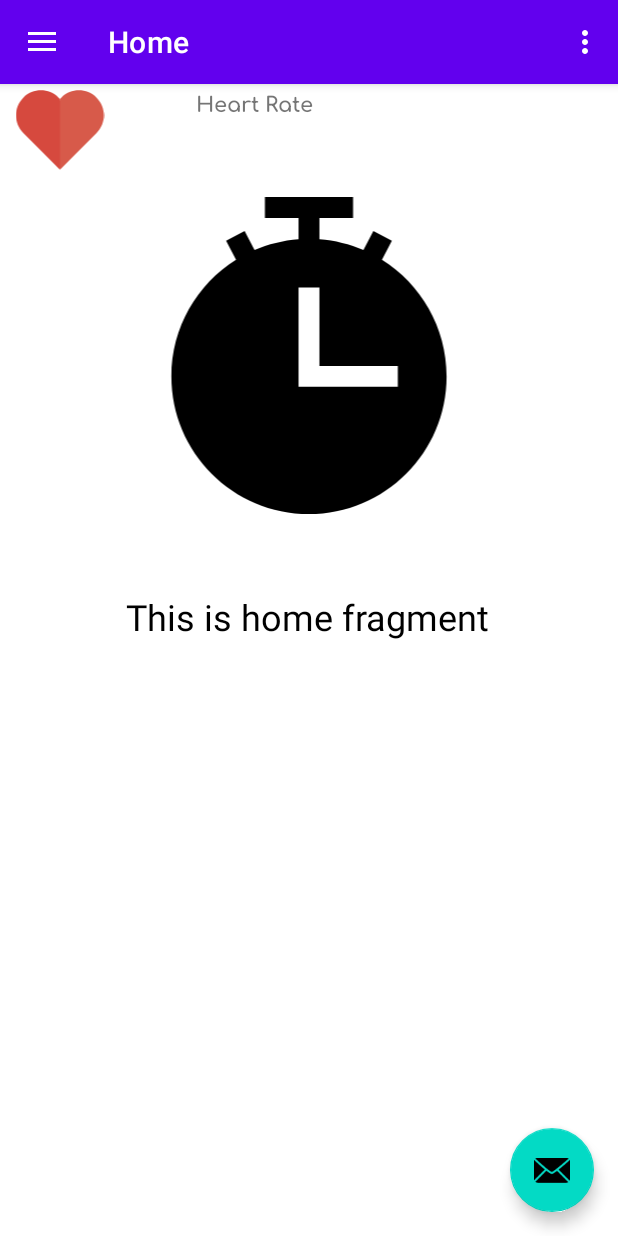
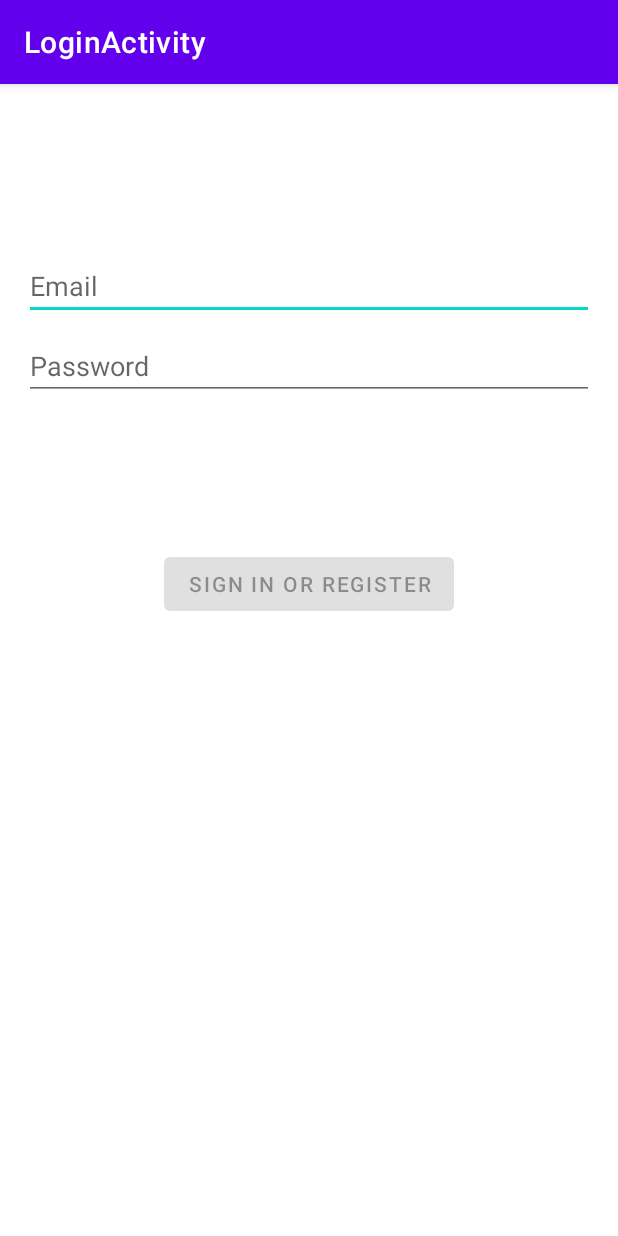
Before and after one commit to erifejams/Study, an Android app: the screen it shows after launch (MainActivity before the commit, LoginActivity after it), on a phone screen of 412 x 824 dp. Run offline under Robolectric (Android 15) with nearby library versions, the phone set to English and light mode, and no system bars; Roboto replaces fonts that are not available here.

Commit message:
Worked on login screen
- edited the code, so it would go to the login screen when its run
- connected the login screen to the homepage

```diff
--- a/app/build.gradle
+++ b/app/build.gradle
@@ -40,6 +40,7 @@
     implementation 'androidx.lifecycle:lifecycle-viewmodel-ktx:2.5.1'
     implementation 'androidx.navigation:navigation-fragment:2.5.2'
     implementation 'androidx.navigation:navigation-ui:2.5.2'
+    implementation 'androidx.annotation:annotation:1.5.0'
     testImplementation 'junit:junit:4.13.2'
     androidTestImplementation 'androidx.test.ext:junit:1.1.4'
     androidTestImplementation 'androidx.test.espresso:espresso-core:3.5.0'
--- /dev/null
+++ b/app/src/main/java/com/example/study/data/LoginRepository.java
@@ -0,0 +1,54 @@
+package com.example.study.data;
+
+import com.example.study.data.model.LoggedInUser;
+
+/**
+ * Class that requests authentication and user information from the remote data source and
+ * maintains an in-memory cache of login status and user credentials information.
+ */
+public class LoginRepository {
+
+    private static volatile LoginRepository instance;
+
+    private LoginDataSource dataSource;
+
+    // If user credentials will be cached in local storage, it is recommended it be encrypted
+    // @see https://developer.android.com/training/articles/keystore
+    private LoggedInUser user = null;
+
+    // private constructor : singleton access
+    private LoginRepository(LoginDataSource dataSource) {
+        this.dataSource = dataSource;
+    }
+
+    public static LoginRepository getInstance(LoginDataSource dataSource) {
+        if (instance == null) {
+            instance = new LoginRepository(dataSource);
+        }
+        return instance;
+    }
+
+    public boolean isLoggedIn() {
+        return user != null;
+    }
+
+    public void logout() {
+        user = null;
+        dataSource.logout();
+    }
+
+    private void setLoggedInUser(LoggedInUser user) {
+        this.user = user;
+        // If user credentials will be cached in local storage, it is recommended it be encrypted
+        // @see https://developer.android.com/training/articles/keystore
+    }
+
+    public Result<LoggedInUser> login(String username, String password) {
+        // handle login
+        Result<LoggedInUser> result = dataSource.login(username, password);
+        if (result instanceof Result.Success) {
+            setLoggedInUser(((Result.Success<LoggedInUser>) result).getData());
+        }
+        return result;
+    }
+}
--- a/app/src/main/java/com/example/study/ui/home/HomeFragment.java
+++ b/app/src/main/java/com/example/study/ui/home/HomeFragment.java
@@ -29,9 +29,10 @@
         return root;
     }
 
+    /*
     @Override
     public void onDestroyView() {
         super.onDestroyView();
         binding = null;
-    }
+    }*/
 }
--- /dev/null
+++ b/app/src/main/java/com/example/study/ui/login/LoginActivity.java
@@ -0,0 +1,141 @@
+package com.example.study.ui.login;
+
+import android.app.Activity;
+
+import androidx.lifecycle.Observer;
+import androidx.lifecycle.ViewModelProvider;
+
+import android.content.Intent;
+import android.os.Bundle;
+
+import androidx.annotation.Nullable;
+import androidx.annotation.StringRes;
+import androidx.appcompat.app.AppCompatActivity;
+
+import android.text.Editable;
+import android.text.TextWatcher;
+import android.view.KeyEvent;
+import android.view.View;
+import android.view.inputmethod.EditorInfo;
+import android.widget.Button;
+import android.widget.EditText;
+import android.widget.ProgressBar;
+import android.widget.TextView;
+import android.widget.Toast;
+
+import com.example.study.R;
+import com.example.study.ui.login.LoginViewModel;
+import com.example.study.ui.login.LoginViewModelFactory;
+import com.example.study.databinding.ActivityLoginBinding;
+
+public class LoginActivity extends AppCompatActivity {
+
+    private LoginViewModel loginViewModel;
+    private ActivityLoginBinding binding;
+
+    @Override
+    public void onCreate(Bundle savedInstanceState) {
+        super.onCreate(savedInstanceState);
+
+        binding = ActivityLoginBinding.inflate(getLayoutInflater());
+        setContentView(binding.getRoot());
+
+        loginViewModel = new ViewModelProvider(this, new LoginViewModelFactory())
+                .get(LoginViewModel.class);
+
+        final EditText usernameEditText = binding.username;
+        final EditText passwordEditText = binding.password;
+        final Button loginButton = binding.login;
+        final ProgressBar loadingProgressBar = binding.loading;
+
+        loginViewModel.getLoginFormState().observe(this, new Observer<LoginFormState>() {
+            @Override
+            public void onChanged(@Nullable LoginFormState loginFormState) {
+                if (loginFormState == null) {
+                    return;
+                }
+                loginButton.setEnabled(loginFormState.isDataValid());
+                if (loginFormState.getUsernameError() != null) {
+                    usernameEditText.setError(getString(loginFormState.getUsernameError()));
+                }
+                if (loginFormState.getPasswordError() != null) {
+                    passwordEditText.setError(getString(loginFormState.getPasswordError()));
+                }
+            }
+        });
+
+        loginViewModel.getLoginResult().observe(this, new Observer<LoginResult>() {
+            @Override
+            public void onChanged(@Nullable LoginResult loginResult) {
+                if (loginResult == null) {
+                    return;
+                }
+                loadingProgressBar.setVisibility(View.GONE);
+                if (loginResult.getError() != null) {
+                    showLoginFailed(loginResult.getError());
+                }
+                if (loginResult.getSuccess() != null) {
+                    updateUiWithUser(loginResult.getSuccess());
+                }
+                setResult(Activity.RESULT_OK);
+
+                //Complete and destroy login activity once successful
+                finish();
+            }
+        });
+
+        TextWatcher afterTextChangedListener = new TextWatcher() {
+            @Override
+            public void beforeTextChanged(CharSequence s, int start, int count, int after) {
+                // ignore
+            }
+
+            @Override
+            public void onTextChanged(CharSequence s, int start, int before, int count) {
+                // ignore
+            }
+
+            @Override
+            public void afterTextChanged(Editable s) {
+                loginViewModel.loginDataChanged(usernameEditText.getText().toString(),
+                        passwordEditText.getText().toString());
+            }
+        };
+        usernameEditText.addTextChangedListener(afterTextChangedListener);
+        passwordEditText.addTextChangedListener(afterTextChangedListener);
+        passwordEditText.setOnEditorActionListener(new TextView.OnEditorActionListener() {
+
+            @Override
+            public boolean onEditorAction(TextView v, int actionId, KeyEvent event) {
+                if (actionId == EditorInfo.IME_ACTION_DONE) {
+                    loginViewModel.login(usernameEditText.getText().toString(),
+                            passwordEditText.getText().toString());
+                }
+                return false;
+            }
+        });
+
+        loginButton.setOnClickListener(new View.OnClickListener() {
+            @Override
+            public void onClick(View v) {
+                loadingProgressBar.setVisibility(View.VISIBLE);
+                loginViewModel.login(usernameEditText.getText().toString(),
+                        passwordEditText.getText().toString());
+            }
+        });
+    }
+
+    private void updateUiWithUser(LoggedInUserView model) {
+        //String welcome = getString(R.string.welcome) + model.getDisplayName();
+        // TODO : initiate successful logged in experience
+        //Toast.makeText(getApplicationContext(), welcome, Toast.LENGTH_LONG).show();
+
+        //added to link to another page after login screen is done
+        Intent intent = new Intent("com.example.study.MainActivity");
+        startActivity(intent);
+    }
+
+    private void showLoginFailed(@StringRes Integer errorString) {
+        Toast.makeText(getApplicationContext(), errorString, Toast.LENGTH_SHORT).show();
+    }
+}
--- /dev/null
+++ b/app/src/main/java/com/example/study/ui/login/LoginViewModel.java
@@ -0,0 +1,70 @@
+package com.example.study.ui.login;
+
+import androidx.lifecycle.LiveData;
+import androidx.lifecycle.MutableLiveData;
+import androidx.lifecycle.ViewModel;
+
+import android.util.Patterns;
+
+import com.example.study.data.LoginRepository;
+import com.example.study.data.Result;
+import com.example.study.data.model.LoggedInUser;
+import com.example.study.R;
+
+public class LoginViewModel extends ViewModel {
+
+    private MutableLiveData<LoginFormState> loginFormState = new MutableLiveData<>();
+    private MutableLiveData<LoginResult> loginResult = new MutableLiveData<>();
+    private LoginRepository loginRepository;
+
+    LoginViewModel(LoginRepository loginRepository) {
+        this.loginRepository = loginRepository;
+    }
+
+    LiveData<LoginFormState> getLoginFormState() {
+        return loginFormState;
+    }
+
+    LiveData<LoginResult> getLoginResult() {
+        return loginResult;
+    }
+
+    public void login(String username, String password) {
+        // can be launched in a separate asynchronous job
+        Result<LoggedInUser> result = loginRepository.login(username, password);
+
+        if (result instanceof Result.Success) {
+            LoggedInUser data = ((Result.Success<LoggedInUser>) result).getData();
+            loginResult.setValue(new LoginResult(new LoggedInUserView(data.getDisplayName())));
+        } else {
+            loginResult.setValue(new LoginResult(R.string.login_failed));
+        }
+    }
+
+    public void loginDataChanged(String username, String password) {
+        if (!isUserNameValid(username)) {
+            loginFormState.setValue(new LoginFormState(R.string.invalid_username, null));
+        } else if (!isPasswordValid(password)) {
+            loginFormState.setValue(new LoginFormState(null, R.string.invalid_password));
+        } else {
+            loginFormState.setValue(new LoginFormState(true));
+        }
+    }
+
+    // A placeholder username validation check
+    private boolean isUserNameValid(String username) {
+        if (username == null) {
+            return false;
+        }
+        if (username.contains("@")) {
+            return Patterns.EMAIL_ADDRESS.matcher(username).matches();
+        } else {
+            return !username.trim().isEmpty();
+        }
+    }
+
+    // A placeholder password validation check
+    private boolean isPasswordValid(String password) {
+        return password != null && password.trim().length() > 5;
+    }
+}
--- /dev/null
+++ b/app/src/main/java/com/example/study/ui/login/LoginViewModelFactory.java
@@ -0,0 +1,26 @@
+package com.example.study.ui.login;
+
+import androidx.lifecycle.ViewModel;
+import androidx.lifecycle.ViewModelProvider;
+import androidx.annotation.NonNull;
+
+import com.example.study.data.LoginDataSource;
+import com.example.study.data.LoginRepository;
+
+/**
+ * ViewModel provider factory to instantiate LoginViewModel.
+ * Required given LoginViewModel has a non-empty constructor
+ */
+public class LoginViewModelFactory implements ViewModelProvider.Factory {
+
+    @NonNull
+    @Override
+    @SuppressWarnings("unchecked")
+    public <T extends ViewModel> T create(@NonNull Class<T> modelClass) {
+        if (modelClass.isAssignableFrom(LoginViewModel.class)) {
+            return (T) new LoginViewModel(LoginRepository.getInstance(new LoginDataSource()));
+        } else {
+            throw new IllegalArgumentException("Unknown ViewModel class");
+        }
+    }
+}
--- /dev/null
+++ b/app/src/main/res/layout-w1240dp/activity_login.xml
@@ -0,0 +1,71 @@
+<?xml version="1.0" encoding="utf-8"?>
+<androidx.constraintlayout.widget.ConstraintLayout xmlns:android="http://schemas.android.com/apk/res/android"
+    xmlns:app="http://schemas.android.com/apk/res-auto"
+    xmlns:tools="http://schemas.android.com/tools"
+    android:id="@+id/container"
+    android:layout_width="match_parent"
+    android:layout_height="match_parent"
+    android:paddingLeft="@dimen/activity_horizontal_margin"
+    android:paddingTop="@dimen/activity_vertical_margin"
+    android:paddingRight="@dimen/activity_horizontal_margin"
+    android:paddingBottom="@dimen/activity_vertical_margin"
+    tools:context=".ui.login.LoginActivity">
+
+    <EditText
+        android:id="@+id/username"
+        android:layout_width="0dp"
+        android:layout_height="wrap_content"
+        android:layout_marginTop="96dp"
+        android:autofillHints="@string/prompt_email"
+        android:hint="@string/prompt_email"
+        android:inputType="textEmailAddress"
+        android:selectAllOnFocus="true"
+        app:layout_constraintEnd_toEndOf="parent"
+        app:layout_constraintStart_toStartOf="parent"
+        app:layout_constraintTop_toTopOf="parent" />
+
+    <EditText
+        android:id="@+id/password"
+        android:layout_width="0dp"
+        android:layout_height="wrap_content"
+        android:layout_marginTop="8dp"
+        android:autofillHints="@string/prompt_password"
+        android:hint="@string/prompt_password"
+        android:imeActionLabel="@string/action_sign_in_short"
+        android:imeOptions="actionDone"
+        android:inputType="textPassword"
+        android:selectAllOnFocus="true"
+        app:layout_constraintEnd_toEndOf="parent"
+        app:layout_constraintStart_toStartOf="parent"
+        app:layout_constraintTop_toBottomOf="@+id/username" />
+
+    <Button
+        android:id="@+id/login"
+        android:layout_width="wrap_content"
+        android:layout_height="wrap_content"
+        android:layout_gravity="start"
+        android:layout_marginTop="16dp"
+        android:layout_marginBottom="64dp"
+        android:enabled="false"
+        android:text="@string/action_sign_in"
+        app:layout_constraintBottom_toBottomOf="parent"
+        app:layout_constraintEnd_toEndOf="parent"
+        app:layout_constraintStart_toStartOf="parent"
+        app:layout_constraintTop_toBottomOf="@+id/password"
+        app:layout_constraintVertical_bias="0.2" />
+
+    <ProgressBar
+        android:id="@+id/loading"
+        android:layout_width="wrap_content"
+        android:layout_height="wrap_content"
+        android:layout_gravity="center"
+        android:layout_marginTop="64dp"
+        android:layout_marginBottom="64dp"
+        android:visibility="gone"
+        app:layout_constraintBottom_toBottomOf="parent"
+        app:layout_constraintEnd_toEndOf="@+id/password"
+        app:layout_constraintStart_toStartOf="@+id/password"
+        app:layout_constraintTop_toTopOf="parent"
+        app:layout_constraintVertical_bias="0.3" />
+
+</androidx.constraintlayout.widget.ConstraintLayout>
--- /dev/null
+++ b/app/src/main/res/layout-w936dp/activity_login.xml
@@ -0,0 +1,78 @@
+<?xml version="1.0" encoding="utf-8"?>
+<androidx.constraintlayout.widget.ConstraintLayout xmlns:android="http://schemas.android.com/apk/res/android"
+    xmlns:app="http://schemas.android.com/apk/res-auto"
+    xmlns:tools="http://schemas.android.com/tools"
+    android:id="@+id/container"
+    android:layout_width="match_parent"
+    android:layout_height="match_parent"
+    android:paddingLeft="@dimen/activity_horizontal_margin"
+    android:paddingTop="@dimen/activity_vertical_margin"
+    android:paddingRight="@dimen/activity_horizontal_margin"
+    android:paddingBottom="@dimen/activity_vertical_margin"
+    tools:context=".ui.login.LoginActivity">
+
+    <androidx.constraintlayout.widget.ConstraintLayout
+        android:layout_width="840dp"
+        android:layout_height="match_parent"
+        app:layout_constraintEnd_toEndOf="parent"
+        app:layout_constraintStart_toStartOf="parent">
+
+        <EditText
+            android:id="@+id/username"
+            android:layout_width="0dp"
+            android:layout_height="wrap_content"
+            android:layout_marginTop="96dp"
+            android:autofillHints="@string/prompt_email"
+            android:hint="@string/prompt_email"
+            android:inputType="textEmailAddress"
+            android:selectAllOnFocus="true"
+            app:layout_constraintEnd_toEndOf="parent"
+            app:layout_constraintStart_toStartOf="parent"
+            app:layout_constraintTop_toTopOf="parent" />
+
+        <EditText
+            android:id="@+id/password"
+            android:layout_width="0dp"
+            android:layout_height="wrap_content"
+            android:layout_marginTop="8dp"
+            android:autofillHints="@string/prompt_password"
+            android:hint="@string/prompt_password"
+            android:imeActionLabel="@string/action_sign_in_short"
+            android:imeOptions="actionDone"
+            android:inputType="textPassword"
+            android:selectAllOnFocus="true"
+            app:layout_constraintEnd_toEndOf="parent"
+            app:layout_constraintStart_toStartOf="parent"
+            app:layout_constraintTop_toBottomOf="@+id/username" />
+
+        <Button
+            android:id="@+id/login"
+            android:layout_width="wrap_content"
+            android:layout_height="wrap_content"
+            android:layout_gravity="start"
+            android:layout_marginTop="16dp"
+            android:layout_marginBottom="64dp"
+            android:enabled="false"
+            android:text="@string/action_sign_in"
+            app:layout_constraintBottom_toBottomOf="parent"
+            app:layout_constraintEnd_toEndOf="parent"
+            app:layout_constraintStart_toStartOf="parent"
+            app:layout_constraintTop_toBottomOf="@+id/password"
+            app:layout_constraintVertical_bias="0.2" />
+
+        <ProgressBar
+            android:id="@+id/loading"
+            android:layout_width="wrap_content"
+            android:layout_height="wrap_content"
+            android:layout_gravity="center"
+            android:layout_marginTop="64dp"
+            android:layout_marginBottom="64dp"
+            android:visibility="gone"
+            app:layout_constraintBottom_toBottomOf="parent"
+            app:layout_constraintEnd_toEndOf="@+id/password"
+            app:layout_constraintStart_toStartOf="@+id/password"
+            app:layout_constraintTop_toTopOf="parent"
+            app:layout_constraintVertical_bias="0.3" />
+
+    </androidx.constraintlayout.widget.ConstraintLayout>
+</androidx.constraintlayout.widget.ConstraintLayout>
--- /dev/null
+++ b/app/src/main/res/layout/activity_login.xml
@@ -0,0 +1,71 @@
+<?xml version="1.0" encoding="utf-8"?>
+<androidx.constraintlayout.widget.ConstraintLayout xmlns:android="http://schemas.android.com/apk/res/android"
+    xmlns:app="http://schemas.android.com/apk/res-auto"
+    xmlns:tools="http://schemas.android.com/tools"
+    android:id="@+id/container"
+    android:layout_width="match_parent"
+    android:layout_height="match_parent"
+    android:paddingLeft="@dimen/activity_horizontal_margin"
+    android:paddingTop="@dimen/activity_vertical_margin"
+    android:paddingRight="@dimen/activity_horizontal_margin"
+    android:paddingBottom="@dimen/activity_vertical_margin"
+    tools:context=".ui.login.LoginActivity">
+
+    <EditText
+        android:id="@+id/username"
+        android:layout_width="0dp"
+        android:layout_height="wrap_content"
+        android:layout_marginTop="96dp"
+        android:autofillHints="@string/prompt_email"
+        android:hint="@string/prompt_email"
+        android:inputType="textEmailAddress"
+        android:selectAllOnFocus="true"
+        app:layout_constraintEnd_toEndOf="parent"
+        app:layout_constraintStart_toStartOf="parent"
+        app:layout_constraintTop_toTopOf="parent" />
+
+    <EditText
+        android:id="@+id/password"
+        android:layout_width="0dp"
+        android:layout_height="wrap_content"
+        android:layout_marginTop="8dp"
+        android:autofillHints="@string/prompt_password"
+        android:hint="@string/prompt_password"
+        android:imeActionLabel="@string/action_sign_in_short"
+        android:imeOptions="actionDone"
+        android:inputType="textPassword"
+        android:selectAllOnFocus="true"
+        app:layout_constraintEnd_toEndOf="parent"
+        app:layout_constraintStart_toStartOf="parent"
+        app:layout_constraintTop_toBottomOf="@+id/username" />
+
+    <Button
+        android:id="@+id/login"
+        android:layout_width="wrap_content"
+        android:layout_height="wrap_content"
+        android:layout_gravity="start"
+        android:layout_marginTop="16dp"
+        android:layout_marginBottom="64dp"
+        android:enabled="false"
+        android:text="@string/action_sign_in"
+        app:layout_constraintBottom_toBottomOf="parent"
+        app:layout_constraintEnd_toEndOf="parent"
+        app:layout_constraintStart_toStartOf="parent"
+        app:layout_constraintTop_toBottomOf="@+id/password"
+        app:layout_constraintVertical_bias="0.2" />
+
+    <ProgressBar
+        android:id="@+id/loading"
+        android:layout_width="wrap_content"
+        android:layout_height="wrap_content"
+        android:layout_gravity="center"
+        android:layout_marginTop="64dp"
+        android:layout_marginBottom="64dp"
+        android:visibility="gone"
+        app:layout_constraintBottom_toBottomOf="parent"
+        app:layout_constraintEnd_toEndOf="@+id/password"
+        app:layout_constraintStart_toStartOf="@+id/password"
+        app:layout_constraintTop_toTopOf="parent"
+        app:layout_constraintVertical_bias="0.3" />
+
+</androidx.constraintlayout.widget.ConstraintLayout>
--- a/app/src/main/res/values-land/dimens.xml
+++ b/app/src/main/res/values-land/dimens.xml
@@ -1,3 +1,4 @@
 <resources>
     <dimen name="fab_margin">48dp</dimen>
+    <dimen name="activity_horizontal_margin">48dp</dimen>
 </resources>
--- a/app/src/main/res/values-w1240dp/dimens.xml
+++ b/app/src/main/res/values-w1240dp/dimens.xml
@@ -1,3 +1,4 @@
 <resources>
     <dimen name="fab_margin">200dp</dimen>
+    <dimen name="activity_horizontal_margin">200dp</dimen>
 </resources>
--- a/app/src/main/res/values-w600dp/dimens.xml
+++ b/app/src/main/res/values-w600dp/dimens.xml
@@ -1,3 +1,4 @@
 <resources>
     <dimen name="fab_margin">48dp</dimen>
+    <dimen name="activity_horizontal_margin">48dp</dimen>
 </resources>
--- a/app/src/main/res/values/strings.xml
+++ b/app/src/main/res/values/strings.xml
@@ -10,4 +10,14 @@
     <string name="menu_home">Home</string>
     <string name="menu_gallery">Report</string>
     <string name="menu_slideshow">Profile</string>
+    <string name="title_activity_login">LoginActivity</string>
+    <string name="prompt_email">Email</string>
+    <string name="prompt_password">Password</string>
+    <string name="action_sign_in">Sign in or register</string>
+    <string name="action_sign_in_short">Sign in</string>
+    <string name="welcome">"Welcome !"</string>
+    <string name="invalid_username">Not a valid username</string>
+    <string name="invalid_password">Password must be >5 characters</string>
+    <string name="login_failed">"Login failed"</string>
+    <string name="user_page" />
 </resources>
```
Also changed, not shown: app/src/main/AndroidManifest.xml (+19 -5 lines), app/src/main/java/com/example/study/data/LoginDataSource.java (added, +29 -0 lines), app/src/main/java/com/example/study/data/Result.java (added, +48 -0 lines), app/src/main/java/com/example/study/data/model/LoggedInUser.java (added, +23 -0 lines), app/src/main/java/com/example/study/ui/login/LoggedInUserView.java (added, +17 -0 lines), app/src/main/java/com/example/study/ui/login/LoginFormState.java (added, +40 -0 lines), app/src/main/java/com/example/study/ui/login/LoginResult.java (added, +31 -0 lines).
